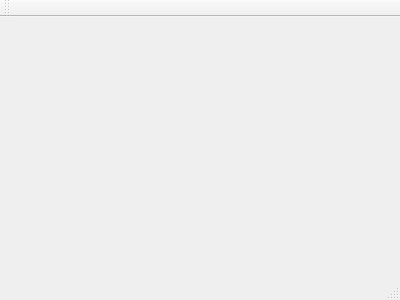
Old version of the form fixture/mainwindow.ui in the repository marianssa/ProyectoFinalParalelas.
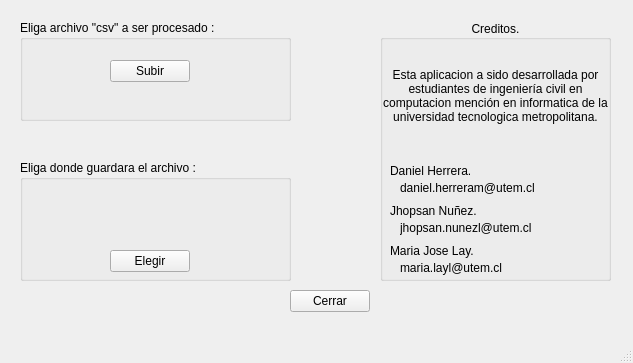
New version of the form.

Commit message: diseño qt ventana principal + ventana subir archivo

Diff of the .ui file:
```diff
--- a/fixture/mainwindow.ui
+++ b/fixture/mainwindow.ui
@@ -1,24 +1,227 @@
 <ui version="4.0">
  <class>MainWindow</class>
- <widget class="QMainWindow" name="MainWindow" >
-  <property name="geometry" >
+ <widget class="QMainWindow" name="MainWindow">
+  <property name="geometry">
    <rect>
     <x>0</x>
     <y>0</y>
-    <width>400</width>
-    <height>300</height>
+    <width>633</width>
+    <height>363</height>
    </rect>
   </property>
   <property name="windowTitle" >
    <string>MainWindow</string>
   </property>
-  <widget class="QMenuBar" name="menuBar" />
-  <widget class="QToolBar" name="mainToolBar" />
-  <widget class="QWidget" name="centralWidget" />
-  <widget class="QStatusBar" name="statusBar" />
+  <property name="autoFillBackground">
+   <bool>false</bool>
+  </property>
+  <widget class="QWidget" name="centralWidget">
+   <widget class="QGroupBox" name="groupBox">
+    <property name="geometry">
+     <rect>
+      <x>380</x>
+      <y>20</y>
+      <width>231</width>
+      <height>261</height>
+     </rect>
+    </property>
+    <property name="title">
+     <string>Creditos.</string>
+    </property>
+    <property name="alignment">
+     <set>Qt::AlignCenter</set>
+    </property>
+    <widget class="QLabel" name="label">
+     <property name="geometry">
+      <rect>
+       <x>10</x>
+       <y>140</y>
+       <width>171</width>
+       <height>21</height>
+      </rect>
+     </property>
+     <property name="text">
+      <string>Daniel Herrera.</string>
+     </property>
+    </widget>
+    <widget class="QLabel" name="label_2">
+     <property name="geometry">
+      <rect>
+       <x>10</x>
+       <y>180</y>
+       <width>171</width>
+       <height>21</height>
+      </rect>
+     </property>
+     <property name="text">
+      <string>Jhopsan Nuñez.</string>
+     </property>
+    </widget>
+    <widget class="QLabel" name="label_3">
+     <property name="geometry">
+      <rect>
+       <x>10</x>
+       <y>220</y>
+       <width>171</width>
+       <height>21</height>
+      </rect>
+     </property>
+     <property name="text">
+      <string>Maria Jose Lay.</string>
+     </property>
+    </widget>
+    <widget class="QLabel" name="label_4">
+     <property name="geometry">
+      <rect>
+       <x>0</x>
+       <y>20</y>
+       <width>231</width>
+       <height>111</height>
+      </rect>
+     </property>
+     <property name="acceptDrops">
+      <bool>false</bool>
+     </property>
+     <property name="layoutDirection">
+      <enum>Qt::LeftToRight</enum>
+     </property>
+     <property name="autoFillBackground">
+      <bool>false</bool>
+     </property>
+     <property name="frameShape">
+      <enum>QFrame::NoFrame</enum>
+     </property>
+     <property name="frameShadow">
+      <enum>QFrame::Plain</enum>
+     </property>
+     <property name="text">
+      <string>Esta aplicacion a sido desarrollada por estudiantes de ingeniería civil en computacion mención en informatica de la universidad tecnologica metropolitana.</string>
+     </property>
+     <property name="textFormat">
+      <enum>Qt::AutoText</enum>
+     </property>
+     <property name="scaledContents">
+      <bool>false</bool>
+     </property>
+     <property name="alignment">
+      <set>Qt::AlignCenter</set>
+     </property>
+     <property name="wordWrap">
+      <bool>true</bool>
+     </property>
+     <property name="textInteractionFlags">
+      <set>Qt::LinksAccessibleByMouse</set>
+     </property>
+    </widget>
+    <widget class="QLabel" name="label_5">
+     <property name="geometry">
+      <rect>
+       <x>20</x>
+       <y>160</y>
+       <width>181</width>
+       <height>16</height>
+      </rect>
+     </property>
+     <property name="text">
+      <string>daniel.herreram@utem.cl</string>
+     </property>
+    </widget>
+    <widget class="QLabel" name="label_6">
+     <property name="geometry">
+      <rect>
+       <x>20</x>
+       <y>200</y>
+       <width>161</width>
+       <height>16</height>
+      </rect>
+     </property>
+     <property name="text">
+      <string>jhopsan.nunezl@utem.cl</string>
+     </property>
+    </widget>
+    <widget class="QLabel" name="label_7">
+     <property name="geometry">
+      <rect>
+       <x>20</x>
+       <y>240</y>
+       <width>161</width>
+       <height>16</height>
+      </rect>
+     </property>
+     <property name="text">
+      <string>maria.layl@utem.cl</string>
+     </property>
+    </widget>
+   </widget>
+   <widget class="QGroupBox" name="groupBox_2">
+    <property name="geometry">
+     <rect>
+      <x>20</x>
+      <y>20</y>
+      <width>271</width>
+      <height>101</height>
+     </rect>
+    </property>
+    <property name="title">
+     <string>Eliga archivo &quot;csv&quot; a ser procesado :</string>
+    </property>
+    <widget class="QPushButton" name="btnsubir">
+     <property name="geometry">
+      <rect>
+       <x>90</x>
+       <y>40</y>
+       <width>80</width>
+       <height>22</height>
+      </rect>
+     </property>
+     <property name="text">
+      <string>Subir</string>
+     </property>
+    </widget>
+   </widget>
+   <widget class="QGroupBox" name="groupBox_3">
+    <property name="geometry">
+     <rect>
+      <x>20</x>
+      <y>160</y>
+      <width>271</width>
+      <height>121</height>
+     </rect>
+    </property>
+    <property name="title">
+     <string>Eliga donde guardara el archivo :</string>
+    </property>
+    <widget class="QPushButton" name="btnelegir">
+     <property name="geometry">
+      <rect>
+       <x>90</x>
+       <y>90</y>
+       <width>80</width>
+       <height>22</height>
+      </rect>
+     </property>
+     <property name="text">
+      <string>Elegir</string>
+     </property>
+    </widget>
+   </widget>
+   <widget class="QPushButton" name="btncerrar">
+    <property name="geometry">
+     <rect>
+      <x>290</x>
+      <y>290</y>
+      <width>80</width>
+      <height>22</height>
+     </rect>
+    </property>
+    <property name="text">
+     <string>Cerrar</string>
+    </property>
+   </widget>
+  </widget>
+  <widget class="QStatusBar" name="statusBar"/>
  </widget>
- <layoutDefault spacing="6" margin="11" />
- <pixmapfunction></pixmapfunction>
+ <layoutdefault spacing="6" margin="11"/>
  <resources/>
  <connections/>
 </ui>
```
Left out of the diff: 24 changed lines with no effect on the pictures. The commit also changes 30 other files.
